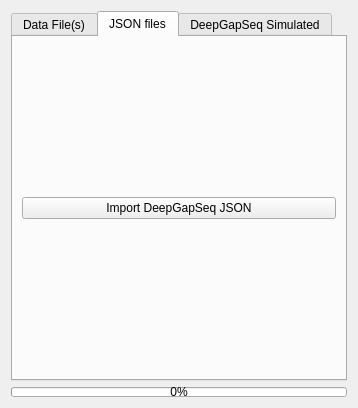
The window that src/DeepGapSeq/GUI/importwindow_gui.ui (piedrro/DeepGapSeq) describes before a commit, drawn with Qt 5.
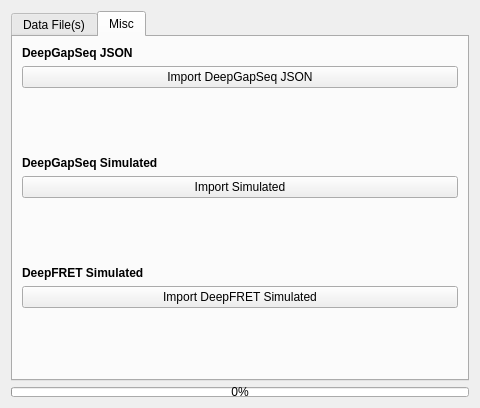
The same window after the commit. The open tabs and pages were chosen to show the change.

Diff of the .ui file:
```diff
--- a/src/DeepGapSeq/GUI/importwindow_gui.ui
+++ b/src/DeepGapSeq/GUI/importwindow_gui.ui
@@ -6,7 +6,7 @@
    <rect>
     <x>0</x>
     <y>0</y>
-    <width>354</width>
+    <width>480</width>
     <height>398</height>
    </rect>
   </property>
@@ -386,9 +386,22 @@
      </widget>
      <widget class="QWidget" name="tab_3">
       <attribute name="title">
-       <string>JSON files</string>
+       <string>Misc</string>
       </attribute>
-      <layout class="QVBoxLayout" name="verticalLayout_4">
+      <layout class="QVBoxLayout" name="verticalLayout_3">
+       <item>
+        <widget class="QLabel" name="label_10">
+         <property name="font">
+          <font>
+           <weight>75</weight>
+           <bold>true</bold>
+          </font>
+         </property>
+         <property name="text">
+          <string>DeepGapSeq JSON</string>
+         </property>
+        </widget>
+       </item>
        <item>
         <widget class="QPushButton" name="import_json">
          <property name="text">
@@ -396,13 +409,32 @@
          </property>
         </widget>
        </item>
-      </layout>
-     </widget>
-     <widget class="QWidget" name="tab_2">
-      <attribute name="title">
-       <string>DeepGapSeq Simulated</string>
-      </attribute>
-      <layout class="QVBoxLayout" name="verticalLayout_3">
+       <item>
+        <spacer name="verticalSpacer_5">
+         <property name="orientation">
+          <enum>Qt::Vertical</enum>
+         </property>
+         <property name="sizeHint" stdset="0">
+          <size>
+           <width>20</width>
+           <height>40</height>
+          </size>
+         </property>
+        </spacer>
+       </item>
+       <item>
+        <widget class="QLabel" name="label_11">
+         <property name="font">
+          <font>
+           <weight>75</weight>
+           <bold>true</bold>
+          </font>
+         </property>
+         <property name="text">
+          <string>DeepGapSeq Simulated</string>
+         </property>
+        </widget>
+       </item>
        <item>
         <widget class="QPushButton" name="import_simulated">
          <property name="text">
@@ -410,6 +442,52 @@
          </property>
         </widget>
        </item>
+       <item>
+        <spacer name="verticalSpacer_2">
+         <property name="orientation">
+          <enum>Qt::Vertical</enum>
+         </property>
+         <property name="sizeHint" stdset="0">
+          <size>
+           <width>20</width>
+           <height>40</height>
+          </size>
+         </property>
+        </spacer>
+       </item>
+       <item>
+        <widget class="QLabel" name="label_12">
+         <property name="font">
+          <font>
+           <weight>75</weight>
+           <bold>true</bold>
+          </font>
+         </property>
+         <property name="text">
+          <string>DeepFRET Simulated</string>
+         </property>
+        </widget>
+       </item>
+       <item>
+        <widget class="QPushButton" name="import_deepfret">
+         <property name="text">
+          <string>Import DeepFRET Simulated</string>
+         </property>
+        </widget>
+       </item>
+       <item>
+        <spacer name="verticalSpacer">
+         <property name="orientation">
+          <enum>Qt::Vertical</enum>
+         </property>
+         <property name="sizeHint" stdset="0">
+          <size>
+           <width>20</width>
+           <height>40</height>
+          </size>
+         </property>
+        </spacer>
+       </item>
       </layout>
      </widget>
     </widget>
```
Left out of the diff: 2 changed lines with no effect on the pictures.
